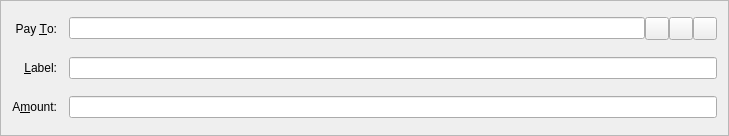
Old version of the form src/qt/forms/sendcoinsentry.ui in the repository WhitecoinCore/whitecoin.
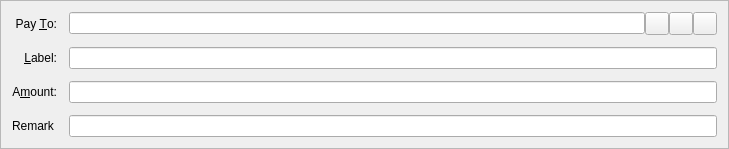
New version of the form. Icons and pictures are not drawn. Custom widgets are drawn as their Qt base class.

Commit message: remark for transaction

The edit to the form file:
```diff
--- a/src/qt/forms/sendcoinsentry.ui
+++ b/src/qt/forms/sendcoinsentry.ui
@@ -7,7 +7,7 @@
     <x>0</x>
     <y>0</y>
     <width>729</width>
-    <height>136</height>
+    <height>140</height>
    </rect>
   </property>
   <property name="windowTitle">
@@ -137,6 +137,20 @@
      </property>
     </widget>
    </item>
+   <item row="6" column="0">
+    <widget class="QLabel" name="label_3">
+     <property name="text">
+      <string>Remark</string>
+     </property>
+    </widget>
+   </item>
+   <item row="6" column="1">
+    <widget class="QValidatedLineEdit" name="payInfo">
+     <property name="toolTip">
+      <string>Insert additional information into your transaction</string>
+     </property>
+    </widget>
+   </item>
   </layout>
  </widget>
  <customwidgets>
```
Left out of the diff: 34 changed lines with no effect on the pictures. The commit also changes 7 other files.
